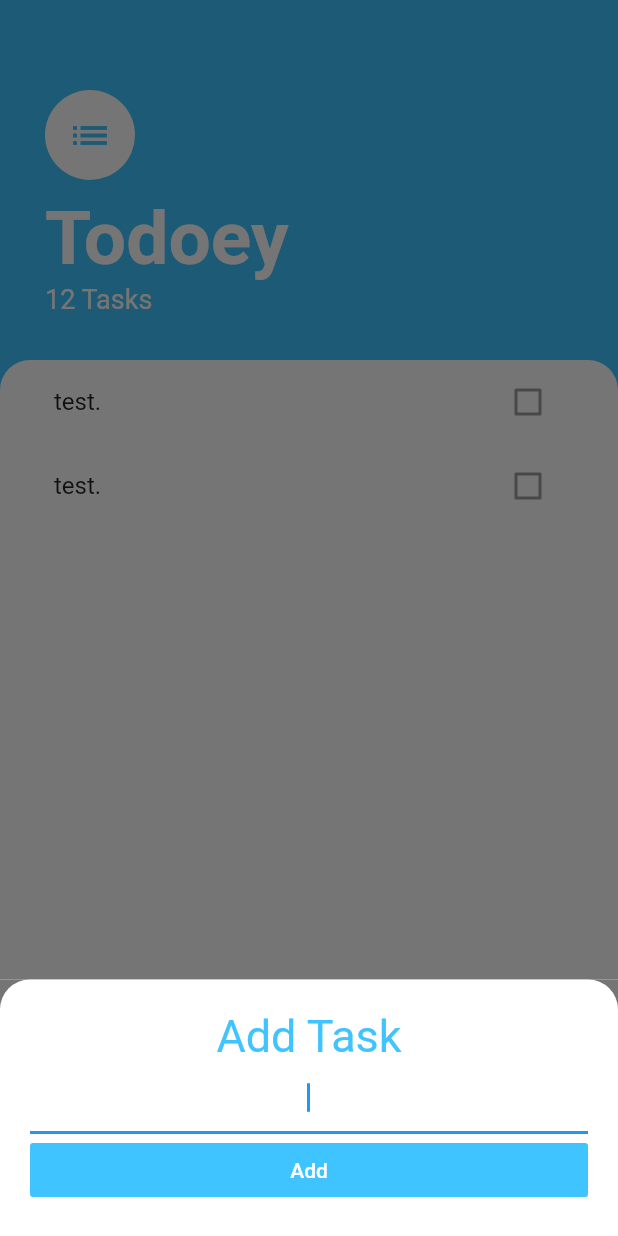
After one commit to thlvu/todoey_flutter, a Flutter app: the screen it shows after launch, after a tap on the "add" icon, on a phone screen of 412 x 824 dp. The commit adds this screen. Run offline on Flutter 3.47's test engine with Material 2 defaults, Android fonts, the phone set to English and light mode, and no system bars.

Commit message:
add tasks screen

```diff
--- /dev/null
+++ b/lib/screens/add_task_screen.dart
@@ -0,0 +1,50 @@
+import 'package:flutter/material.dart';
+import 'package:flutter/services.dart';
+
+class AddTaskScreen extends StatelessWidget {
+  @override
+  Widget build(BuildContext context) {
+    return Container(
+      color: Color(0xFF757575),
+      child: Container(
+          decoration: BoxDecoration(
+            borderRadius: BorderRadius.only(
+              topLeft: Radius.circular(20.0),
+              topRight: Radius.circular(20.0),
+            ),
+            color: Colors.white,
+          ),
+          padding: EdgeInsets.symmetric(vertical: 20.0, horizontal: 20.0),
+          child: Column(
+            crossAxisAlignment: CrossAxisAlignment.stretch,
+            children: [
+              Text(
+                'Add Task',
+                textAlign: TextAlign.center,
+                style: TextStyle(
+                  fontSize: 30.0,
+                  color: Colors.lightBlueAccent,
+                ),
+              ),
+              TextField(
+                autofocus: true,
+                decoration: InputDecoration(),
+                textAlign: TextAlign.center,
+              ),
+              FlatButton(
+                onPressed: () => {},
+                color: Colors.lightBlueAccent,
+                child: Text(
+                  'Add',
+                  textAlign: TextAlign.center,
+                  style: TextStyle(
+                    color: Colors.white,
+                  ),
+                ),
+
+              )
+            ],
+          )),
+    );
+  }
+}
--- a/lib/screens/tasks_screen.dart
+++ b/lib/screens/tasks_screen.dart
@@ -1,4 +1,6 @@
 import 'package:flutter/material.dart';
+import 'package:todoey_flutter/widgets/tasks_list.dart';
+import 'package:todoey_flutter/screens/add_task_screen.dart';
 
 class TasksScreen extends StatelessWidget {
   @override
@@ -6,7 +8,17 @@ class TasksScreen extends StatelessWidget {
     return Scaffold(
       backgroundColor: Colors.lightBlueAccent,
       floatingActionButton: FloatingActionButton(
-        onPressed: null,
+        onPressed: () => showModalBottomSheet(
+          context: context,
+          isScrollControlled: true,
+          builder: (context) => SingleChildScrollView(
+            child: Container(
+              padding: EdgeInsets.only(
+                  bottom: MediaQuery.of(context).viewInsets.bottom),
+              child: AddTaskScreen(),
+            ),
+          ),
+        ),
         child: Icon(Icons.add),
         backgroundColor: Colors.lightBlueAccent,
       ),
@@ -32,7 +44,9 @@ class TasksScreen extends StatelessWidget {
                   backgroundColor: Colors.white,
                   radius: 30.0,
                 ),
-                SizedBox(height: 10.0,),
+                SizedBox(
+                  height: 10.0,
+                ),
                 Text(
                   'Todoey',
                   style: TextStyle(
@@ -41,11 +55,14 @@ class TasksScreen extends StatelessWidget {
                     fontWeight: FontWeight.w700,
                   ),
                 ),
-                Text('12 Tasks', style: TextStyle(
-                  fontSize: 18.0,
-                  color: Colors.white,
-                  fontWeight: FontWeight.normal,
-                ),)
+                Text(
+                  '12 Tasks',
+                  style: TextStyle(
+                    fontSize: 18.0,
+                    color: Colors.white,
+                    fontWeight: FontWeight.normal,
+                  ),
+                )
               ],
             ),
           ),
@@ -58,6 +75,8 @@ class TasksScreen extends StatelessWidget {
                   topRight: Radius.circular(20.0),
                 ),
               ),
+              padding: EdgeInsets.symmetric(horizontal: 20.0),
+              child: TasksList(),
             ),
           ),
         ],
--- /dev/null
+++ b/lib/widgets/task_tile.dart
@@ -0,0 +1,13 @@
+import 'package:flutter/material.dart';
+
+class TaskTile extends StatelessWidget {
+  @override
+  Widget build(BuildContext context) {
+    return ListTile(
+      title: Text('test.'),
+      trailing: Checkbox(
+        value: false,
+      ),
+    );
+  }
+}
--- /dev/null
+++ b/lib/widgets/tasks_list.dart
@@ -0,0 +1,14 @@
+import 'package:flutter/material.dart';
+import 'package:todoey_flutter/widgets/task_tile.dart';
+
+class TasksList extends StatelessWidget {
+  @override
+  Widget build(BuildContext context) {
+    return ListView(
+      children: [
+        TaskTile(),
+        TaskTile(),
+      ],
+    );
+  }
+}
```
Also changed, not shown: 1 other file.
